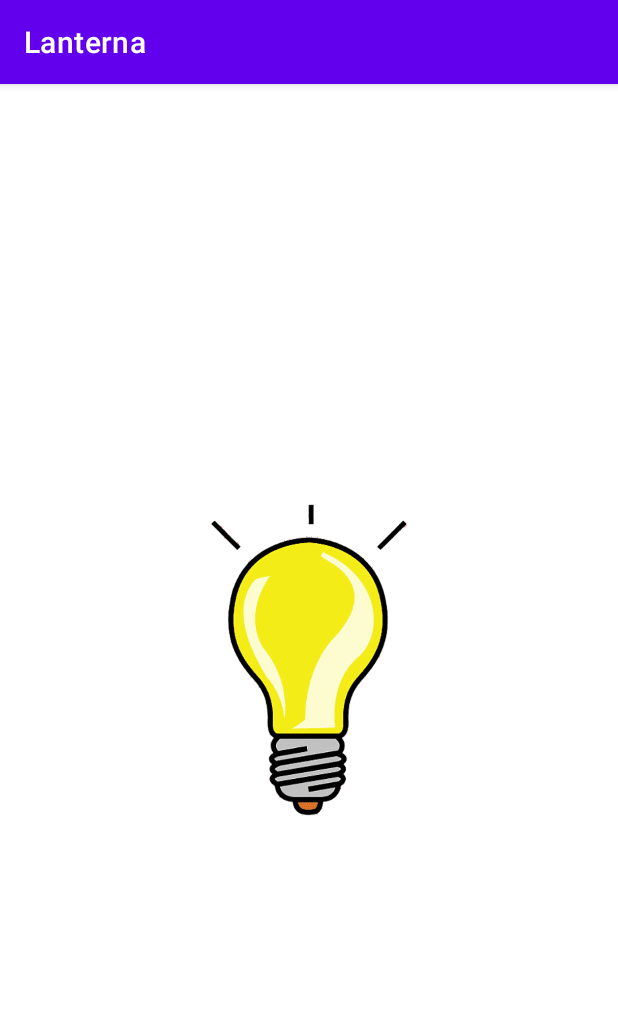
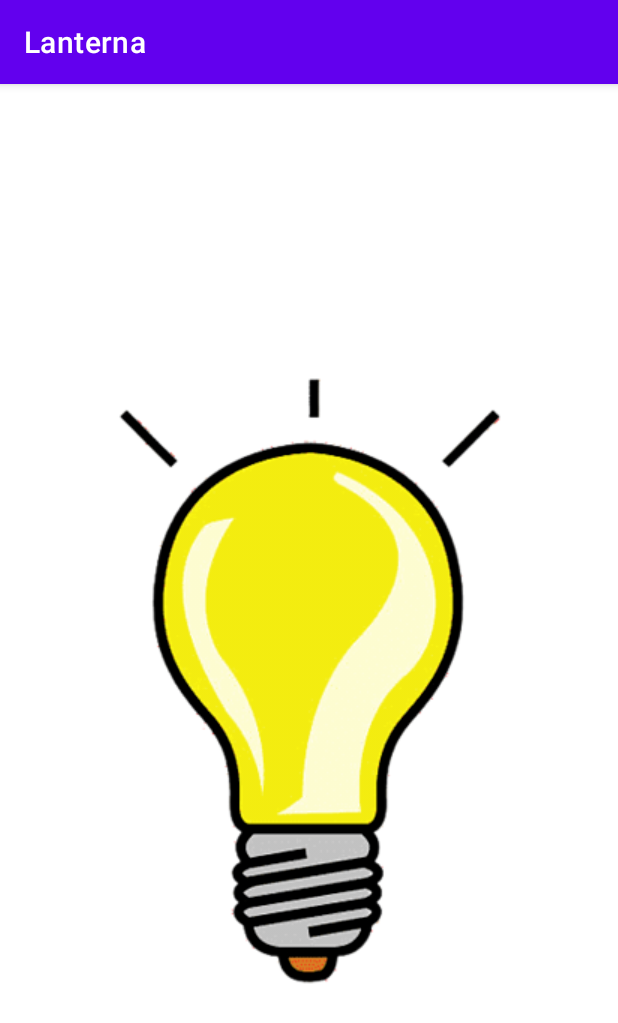
Before and after one commit to camilacorrea91/Lanterna, an Android app: the screen it shows after launch (MainActivity), on a phone screen of 412 x 824 dp. Shown: the top 1023 px of the screen. Run offline under Robolectric (Android 15) with nearby library versions, the phone set to English and light mode, and no system bars.

Commit message:
Tamanho imagem

```diff
--- a/app/src/main/res/layout/activity_main.xml
+++ b/app/src/main/res/layout/activity_main.xml
@@ -24,12 +24,13 @@
 
   <ImageView
     android:id="@+id/imageView2"
-    android:layout_width="wrap_content"
-    android:layout_height="wrap_content"
+    android:layout_width="800dp"
+    android:layout_height="740dp"
     app:layout_constraintBottom_toBottomOf="parent"
     app:layout_constraintEnd_toEndOf="parent"
     app:layout_constraintStart_toStartOf="parent"
     app:layout_constraintTop_toTopOf="parent"
+    app:layout_constraintVertical_bias="1.0"
     app:srcCompat="@drawable/lampada_acesa"
     tools:ignore="ContentDescription" />
 
```
Also changed, not shown: app/src/main/res/drawable-v24/lampada_acesa.png, app/src/main/res/drawable-v24/lampada_apagada.png.
